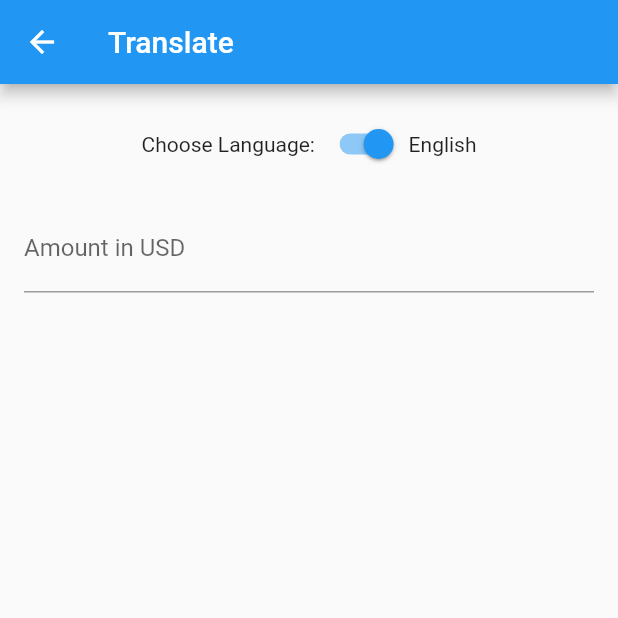
After one commit to Harshitanand11/ForwardX, a Flutter app: the TranslateScreen screen opened directly, on a phone screen of 412 x 824 dp, the top half of it. The commit adds this screen. Run offline on Flutter 3.47's test engine with Material 2 defaults, Android fonts, the phone set to English and light mode, and no system bars; our stand-ins replace charts_flutter, cloud_firestore, file_picker, firebase_auth, firebase_core, firebase_storage and 5 more; accounts and stored records are empty.

Commit message:
translate screen

```diff
--- a/lib/Screens/TabbedScreen.dart
+++ b/lib/Screens/TabbedScreen.dart
@@ -9,7 +9,7 @@ import 'image_picker_dialog.dart';
  import 'package:file_picker/file_picker.dart';
  import 'file_picker_dialog.dart';
  import 'DownloadFilesScreen.dart';
- import 'QR code.dart';
+ import 'Translate.dart';
 
 class TabbedScreen extends StatelessWidget {
   @override
@@ -102,11 +102,11 @@ class TabbedScreen extends StatelessWidget {
                 },
 
               ),TextButton(
-                child: Text("QR Code "),
+                child: Text("Translate "),
                 onPressed: () {
                   Navigator.push(
                     context,
-                    MaterialPageRoute(builder: (context) => DownloadFilesScreen()),
+                    MaterialPageRoute(builder: (context) => TranslateScreen()),
                   );
                 },
 
--- /dev/null
+++ b/lib/Screens/Translate.dart
@@ -0,0 +1,54 @@
+import 'package:flutter/material.dart';
+
+class TranslateScreen extends StatefulWidget {
+  @override
+  _TranslateScreenState createState() => _TranslateScreenState();
+}
+
+class _TranslateScreenState extends State<TranslateScreen> {
+  bool isEnglishMode = true;
+  TextEditingController moneyController = TextEditingController();
+
+  @override
+  Widget build(BuildContext context) {
+    String currencyLabel = isEnglishMode ? 'USD' : '₹';
+
+    return Scaffold(
+      appBar: AppBar(
+        title: Text('Translate'),
+      ),
+      body: Padding(
+        padding: EdgeInsets.all(16.0),
+        child: Column(
+          crossAxisAlignment: CrossAxisAlignment.start,
+          children: [
+            Row(
+              mainAxisAlignment: MainAxisAlignment.center,
+              children: [
+                Text('Choose Language: '),
+                Switch(
+                  value: isEnglishMode,
+                  onChanged: (value) {
+                    setState(() {
+                      isEnglishMode = value;
+                    });
+                  },
+                ),
+                Text(isEnglishMode ? 'English' : 'Hindi'),
+              ],
+            ),
+            SizedBox(height: 16.0),
+            TextField(
+              controller: moneyController,
+              keyboardType: TextInputType.number,
+              decoration: InputDecoration(
+                labelText: 'Amount in $currencyLabel',
+                hintText: 'Enter amount',
+              ),
+            ),
+          ],
+        ),
+      ),
+    );
+  }
+}
```
Also changed, not shown: lib/Screens/QR code.dart (deleted).
